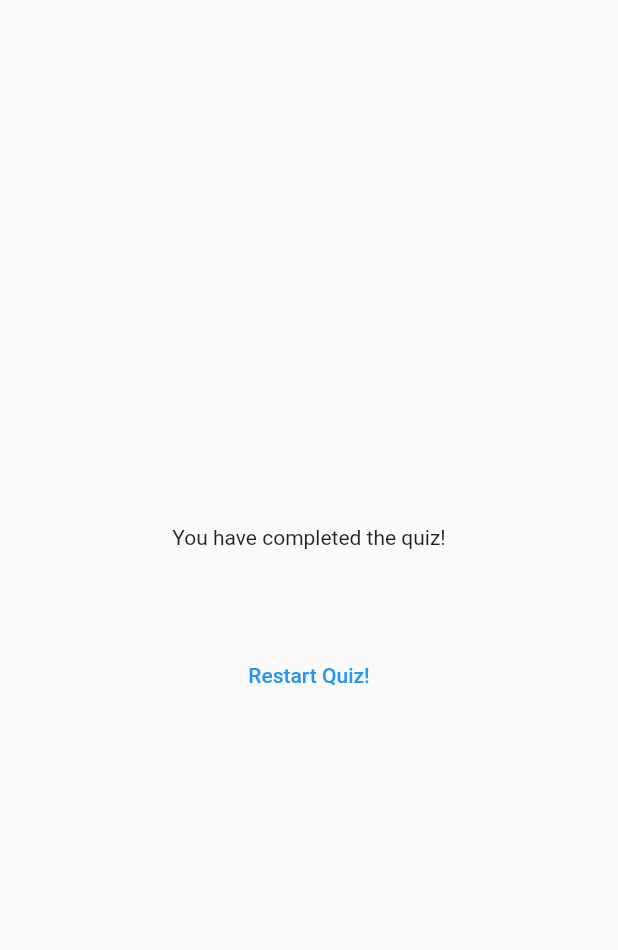
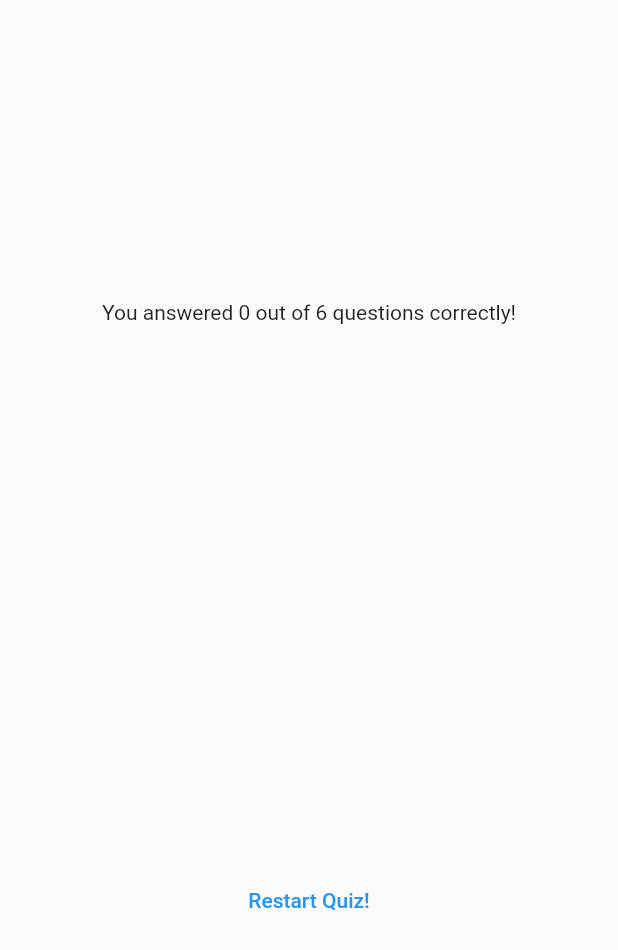
Before and after one commit to willy-dev/Advanced_Flutter, a Flutter app: the ResultsScreen widget shown alone on an empty page, opened directly with empty values, on a phone screen of 412 x 824 dp. Shown: the top 950 px of the screen. Run offline on Flutter 3.47's test engine with Material 2 defaults, Android fonts, the phone set to English and light mode, and no system bars; our stand-ins replace google_fonts.

Commit message:
Addong final features to quiz app

```diff
--- a/lib/questions_summary.dart
+++ b/lib/questions_summary.dart
@@ -6,13 +6,17 @@
 
   @override
   Widget build(BuildContext context) {
-    return Column(
+    return SizedBox(
+      height: 300,
+      child: SingleChildScrollView(
+        child: Column(
           children: summaryData.map(
             (data) {
               return Row(
                 children: [
                   Text(((data['question_index'] as int) + 1).toString()),
-              Column(
+                  Expanded(
+                    child: Column(
                       children: [
                         Text(data['question'] as String),
                         const SizedBox(
@@ -22,10 +26,13 @@
                         Text(data['correct_answer'] as String),
                       ],
                     ),
+                  ),
                 ],
               );
             },
           ).toList(),
+        ),
+      ),
     );
   }
 }
--- a/lib/results_screen.dart
+++ b/lib/results_screen.dart
@@ -14,7 +14,7 @@
       summary.add(
         {
           'question_index': i,
-          'questions': questions[i].text,
+          'question': questions[i].text,
           'correct_answer': questions[i].answers[0],
           'user_answer': chosenAnswers[i]
         },
@@ -26,6 +26,12 @@
 
   @override
   Widget build(BuildContext context) {
+    final summaryData = getSummaryData();
+    final numTotalQuestions = questions.length;
+    final numCorrectQuestions = summaryData.where((data) {
+      return data['user_answer'] == data['correct_answer'];
+    }).length;
+
     return SizedBox(
       width: double.infinity,
       child: Container(
@@ -33,9 +39,11 @@
         child: Column(
           mainAxisAlignment: MainAxisAlignment.center,
           children: [
-            const Text('You have completed the quiz!'),
+            Text(
+              'You answered $numCorrectQuestions out of $numTotalQuestions questions correctly!',
+            ),
             const SizedBox(height: 30),
-            QuestionsSummary(summaryData: getSummaryData()),
+            QuestionsSummary(summaryData: summaryData),
             const SizedBox(
               height: 30,
             ),
```
Lines whose indentation alone changed are shown as unchanged.
